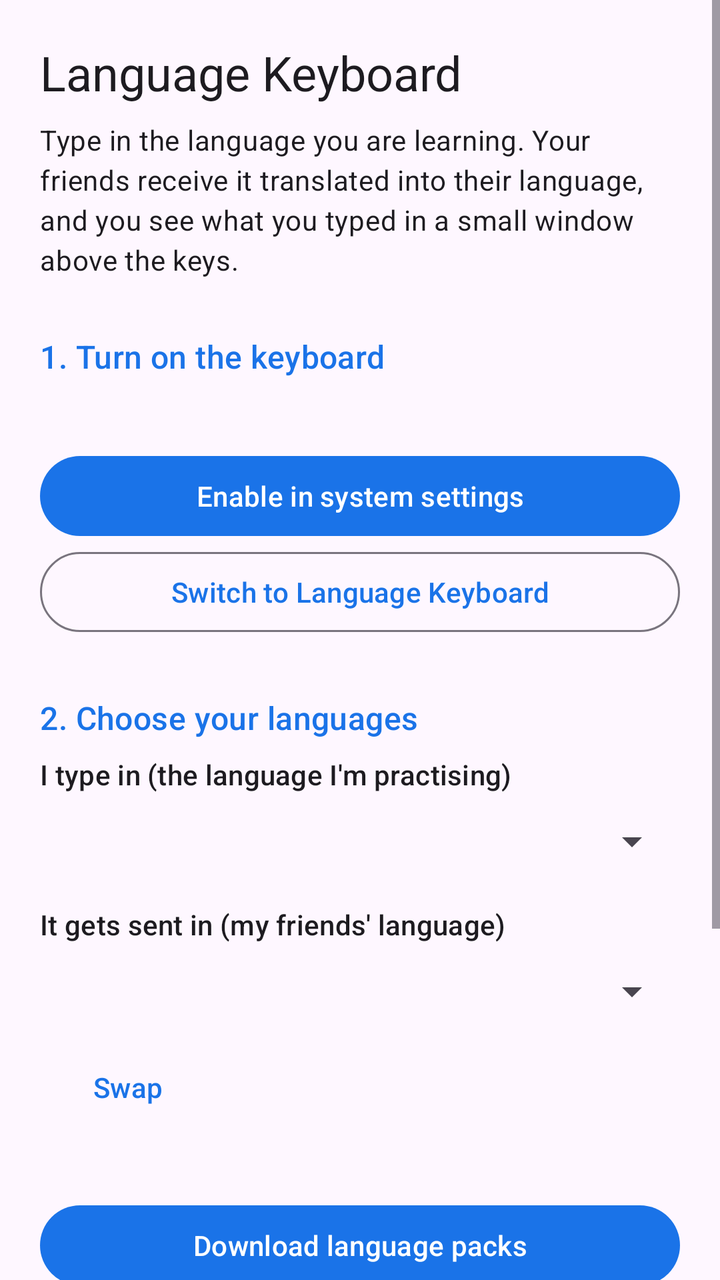
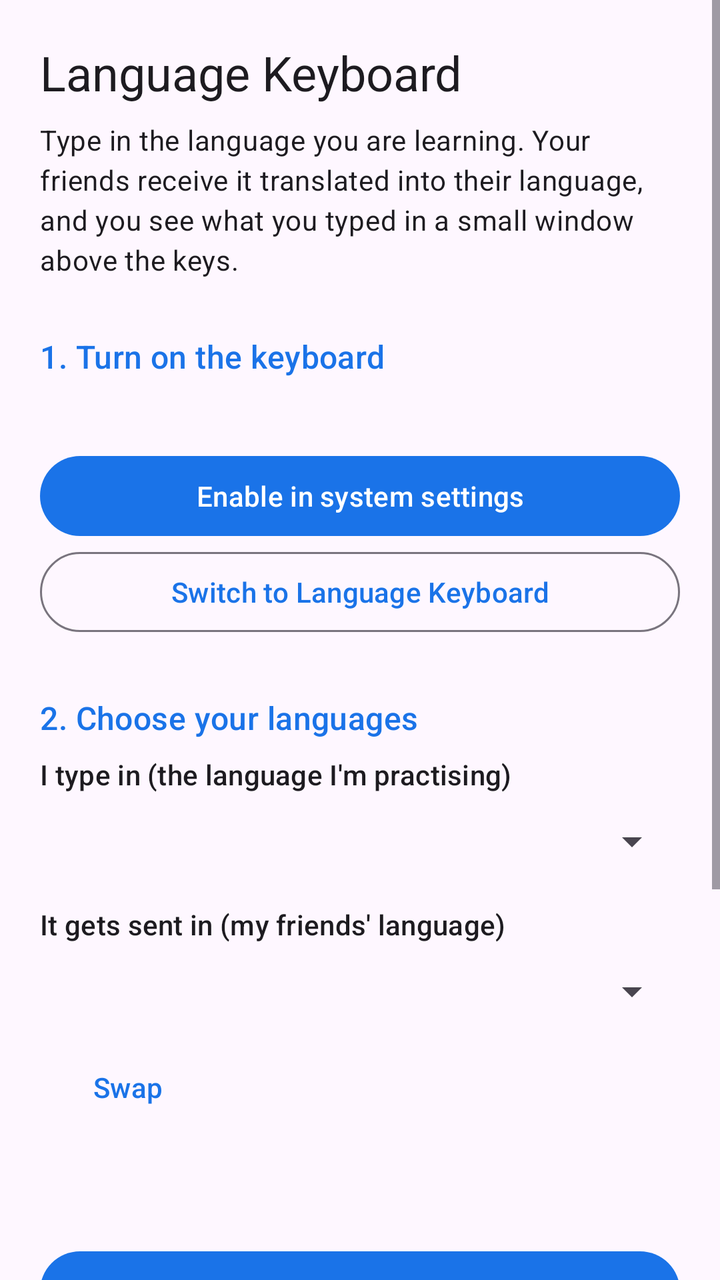

An Android layout rendered at two revisions. The XML below is the earlier revision; the diff shows what the commit changed to produce the second picture.
<!-- AndroidManifest.xml: application theme Theme.LanguageKeyboard -->
<!-- res/layout/activity_settings.xml -->
<?xml version="1.0" encoding="utf-8"?>
<ScrollView xmlns:android="http://schemas.android.com/apk/res/android"
    android:layout_width="match_parent"
    android:layout_height="match_parent"
    android:fillViewport="true">

    <LinearLayout
        android:layout_width="match_parent"
        android:layout_height="wrap_content"
        android:orientation="vertical"
        android:padding="20dp">

        <TextView
            android:layout_width="match_parent"
            android:layout_height="wrap_content"
            android:text="@string/app_name"
            android:textAppearance="?attr/textAppearanceHeadlineSmall" />

        <TextView
            android:layout_width="match_parent"
            android:layout_height="wrap_content"
            android:layout_marginTop="8dp"
            android:text="@string/settings_intro"
            android:textAppearance="?attr/textAppearanceBodyMedium" />

        
        <TextView
            style="@style/SettingsSection"
            android:text="@string/section_setup" />

        <TextView
            android:id="@+id/keyboard_status"
            android:layout_width="match_parent"
            android:layout_height="wrap_content"
            android:textAppearance="?attr/textAppearanceBodyMedium" />

        <com.google.android.material.button.MaterialButton
            android:id="@+id/enable_button"
            android:layout_width="match_parent"
            android:layout_height="wrap_content"
            android:layout_marginTop="8dp"
            android:text="@string/enable_keyboard" />

        <com.google.android.material.button.MaterialButton
            android:id="@+id/choose_button"
            style="@style/Widget.Material3.Button.OutlinedButton"
            android:layout_width="match_parent"
            android:layout_height="wrap_content"
            android:text="@string/choose_keyboard" />

        
        <TextView
            style="@style/SettingsSection"
            android:text="@string/section_languages" />

        <TextView
            android:layout_width="match_parent"
            android:layout_height="wrap_content"
            android:text="@string/label_typing_language"
            android:textAppearance="?attr/textAppearanceLabelLarge" />

        <Spinner
            android:id="@+id/typing_language"
            android:layout_width="match_parent"
            android:layout_height="48dp" />

        <TextView
            android:layout_width="match_parent"
            android:layout_height="wrap_content"
            android:layout_marginTop="8dp"
            android:text="@string/label_output_language"
            android:textAppearance="?attr/textAppearanceLabelLarge" />

        <Spinner
            android:id="@+id/output_language"
            android:layout_width="match_parent"
            android:layout_height="48dp" />

        <com.google.android.material.button.MaterialButton
            android:id="@+id/swap_button"
            style="@style/Widget.Material3.Button.TextButton"
            android:layout_width="wrap_content"
            android:layout_height="wrap_content"
            android:text="@string/swap_languages" />

        <TextView
            android:id="@+id/model_status"
            android:layout_width="match_parent"
            android:layout_height="wrap_content"
            android:layout_marginTop="4dp"
            android:textAppearance="?attr/textAppearanceBodyMedium" />

        <com.google.android.material.button.MaterialButton
            android:id="@+id/download_button"
            android:layout_width="match_parent"
            android:layout_height="wrap_content"
            android:layout_marginTop="8dp"
            android:text="@string/download_models" />

        
        <TextView
            style="@style/SettingsSection"
            android:text="@string/section_try" />

        <EditText
            android:id="@+id/try_field"
            android:layout_width="match_parent"
            android:layout_height="wrap_content"
            android:hint="@string/try_hint"
            android:importantForAutofill="no"
            android:inputType="textMultiLine|textCapSentences"
            android:minLines="2" />

        <TextView
            android:layout_width="match_parent"
            android:layout_height="wrap_content"
            android:layout_marginTop="12dp"
            android:text="@string/how_to_use"
            android:textAppearance="?attr/textAppearanceBodySmall" />
    </LinearLayout>
</ScrollView>
<!-- resources referenced by this layout -->
<resources>
  <string name="app_name">Language Keyboard</string>
  <string name="choose_keyboard">Switch to Language Keyboard</string>
  <string name="download_models">Download language packs</string>
  <string name="enable_keyboard">Enable in system settings</string>
  <string name="how_to_use">Tips: the ✓ key (where Enter usually is) locks in the current translation. Tap ⇄ on the bar above the keys to turn translation off, for names or words that shouldn\'t change. Long-press a letter for accents, long-press the space bar to switch keyboards.</string>
  <string name="label_output_language">It gets sent in (my friends\' language)</string>
  <string name="label_typing_language">I type in (the language I\'m practising)</string>
  <string name="section_languages">2. Choose your languages</string>
  <string name="section_setup">1. Turn on the keyboard</string>
  <string name="section_try">3. Try it</string>
  <string name="settings_intro">Type in the language you are learning. Your friends receive it translated into their language, and you see what you typed in a small window above the keys.</string>
  <string name="swap_languages">Swap</string>
  <string name="try_hint">Tap here and type with Language Keyboard</string>
  <style name="SettingsSection">
          <item name="android:layout_width">match_parent</item>
          <item name="android:layout_height">wrap_content</item>
          <item name="android:layout_marginTop">28dp</item>
          <item name="android:layout_marginBottom">8dp</item>
          <item name="android:textAppearance">?attr/textAppearanceTitleMedium</item>
          <item name="android:textColor">@color/brand</item>
      </style>
  <style name="Theme.LanguageKeyboard" parent="Theme.Material3.DayNight">
          <item name="colorPrimary">@color/brand</item>
      </style>
  <color name="brand">#FF1A73E8</color>
</resources>

<!-- the commit's change to res/layout/activity_settings.xml (unified diff, before → after) -->
@@ -1,5 +1,6 @@
 <?xml version="1.0" encoding="utf-8"?>
 <ScrollView xmlns:android="http://schemas.android.com/apk/res/android"
+    android:id="@+id/scroll"
     android:layout_width="match_parent"
     android:layout_height="match_parent"
     android:fillViewport="true">
@@ -84,6 +85,13 @@
             android:text="@string/swap_languages" />
 
         <TextView
+            android:id="@+id/layout_note"
+            android:layout_width="match_parent"
+            android:layout_height="wrap_content"
+            android:layout_marginTop="4dp"
+            android:textAppearance="?attr/textAppearanceBodyMedium" />
+
+        <TextView
             android:id="@+id/model_status"
             android:layout_width="match_parent"
             android:layout_height="wrap_content"
<!-- resource entries referenced after the edit -->
@@ -4,7 +4,7 @@
   <string name="choose_keyboard">Switch to Language Keyboard</string>
   <string name="download_models">Download language packs</string>
   <string name="enable_keyboard">Enable in system settings</string>
-  <string name="how_to_use">Tips: the ✓ key (where Enter usually is) locks in the current translation. Tap ⇄ on the bar above the keys to turn translation off, for names or words that shouldn\'t change. Long-press a letter for accents, long-press the space bar to switch keyboards.</string>
+  <string name="how_to_use">Tips: the ✓ key (where Enter usually is) locks in the current translation. Tap the language chip (ES → EN) above the keys to turn translation off and type straight in your friends\' language; the keys switch to their layout. Long-press a letter for accents, long-press the space bar to switch keyboards.</string>
   <string name="label_output_language">It gets sent in (my friends\' language)</string>
   <string name="label_typing_language">I type in (the language I\'m practising)</string>
   <string name="section_languages">2. Choose your languages</string>
@@ -21,7 +21,7 @@
           <item name="android:textAppearance">?attr/textAppearanceTitleMedium</item>
           <item name="android:textColor">@color/brand</item>
       </style>
-  <style name="Theme.LanguageKeyboard" parent="Theme.Material3.DayNight">
+  <style name="Theme.LanguageKeyboard" parent="Theme.Material3.DayNight.NoActionBar">
           <item name="colorPrimary">@color/brand</item>
       </style>
   <color name="brand">#FF1A73E8</color>
